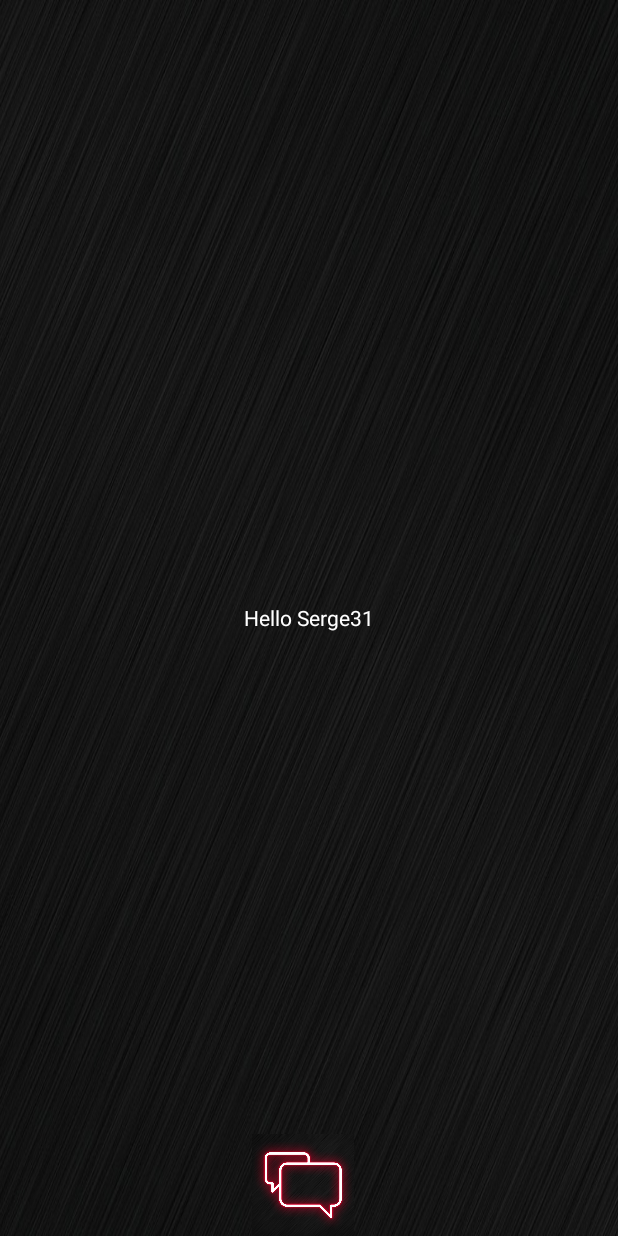
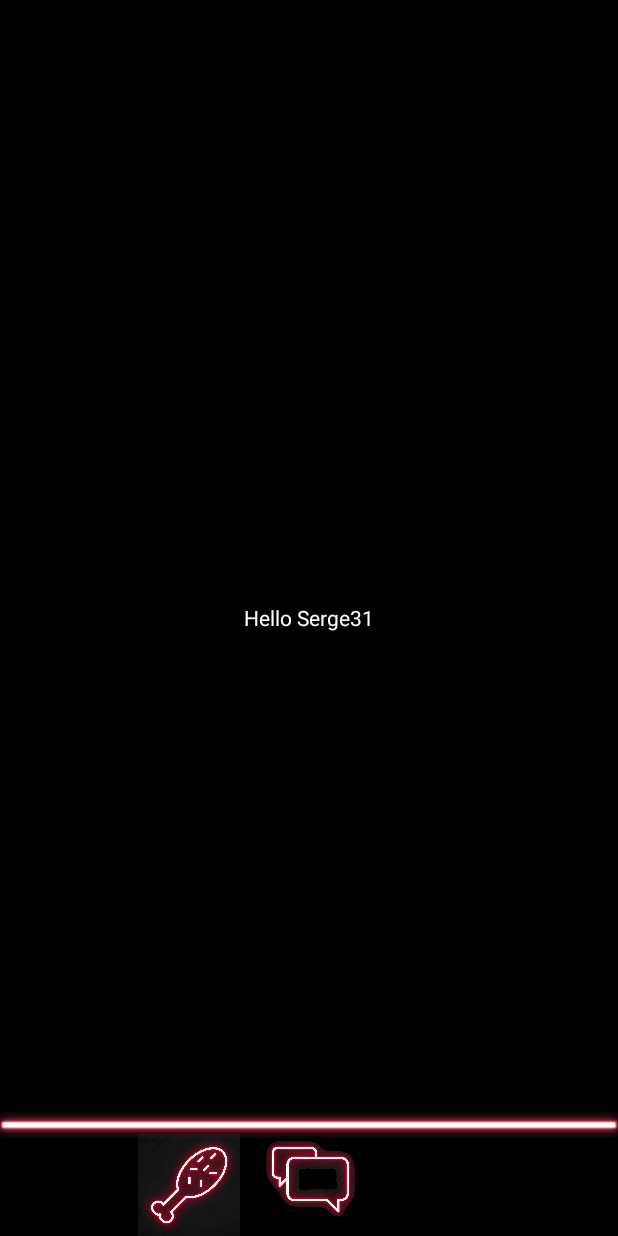
Before and after one commit to Mioler1/My-Future, an Android app: the screen it shows after launch (MainActivity), on a phone screen of 412 x 824 dp. Run offline under Robolectric (Android 15) with nearby library versions, the phone set to English and light mode, and no system bars.

Commit message:
ver 1.0.0

```diff
--- a/app/src/main/res/layout/activity_main.xml
+++ b/app/src/main/res/layout/activity_main.xml
@@ -4,7 +4,7 @@
     xmlns:tools="http://schemas.android.com/tools"
     android:layout_width="match_parent"
     android:layout_height="match_parent"
-    android:background="@drawable/fon"
+    android:background="@color/black"
     tools:context=".MainActivity">
 
     <TextView
@@ -15,12 +15,31 @@
         android:textColor="@color/white" />
 
     <ImageView
+        android:id="@+id/img1"
         android:layout_width="76dp"
         android:layout_height="68dp"
         android:layout_alignParentEnd="true"
         android:layout_alignParentBottom="true"
-        android:layout_marginEnd="172dp"
+        android:layout_marginEnd="166dp"
         android:layout_marginBottom="0dp"
-        android:src="@drawable/chat" />
+        android:src="@drawable/chat5" />
 
+    <ImageView
+        android:id="@+id/img2"
+        android:layout_width="76dp"
+        android:layout_height="68dp"
+        android:layout_alignParentEnd="true"
+        android:layout_alignParentBottom="true"
+        android:layout_marginEnd="248dp"
+        android:layout_marginBottom="0dp"
+        android:src="@drawable/eat" />
+
+    <ImageView
+        android:layout_width="match_parent"
+        android:layout_height="wrap_content"
+        android:layout_alignParentEnd="true"
+        android:layout_alignParentBottom="true"
+        android:layout_marginBottom="65dp"
+        android:scaleType="centerCrop"
+        android:src="@drawable/swod" />
 </RelativeLayout>
```
Also changed, not shown: app/src/main/res/drawable/swod.png (added).
